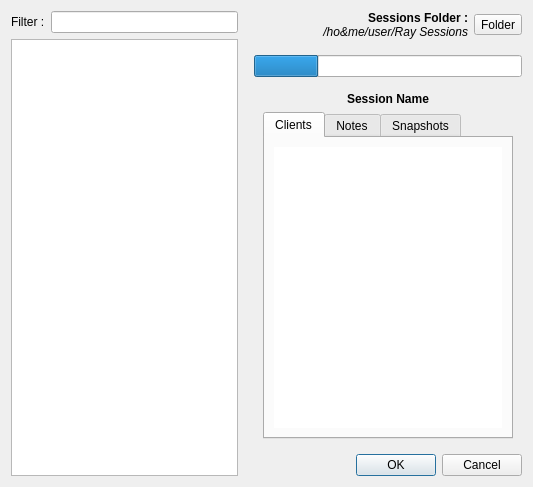
Houston4444/RaySession, file resources/ui/open_session.ui: the form before one commit.
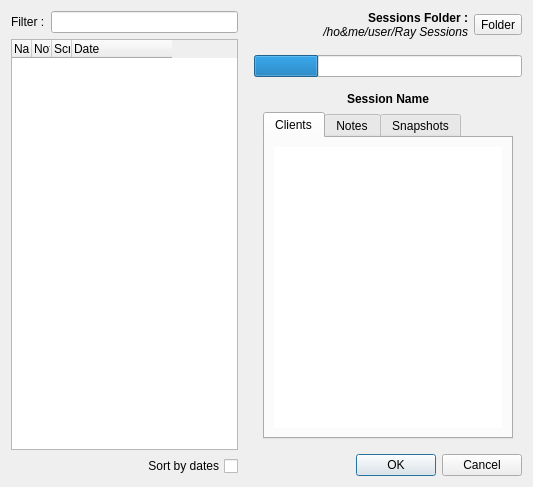
The form after the commit. Icons and pictures are not drawn. Custom widgets are drawn as their Qt base class.

Commit message: add 'sort by date' in open session dialog, prevent dummy session preview in case session thread is too late against server thread

```diff
--- a/resources/ui/open_session.ui
+++ b/resources/ui/open_session.ui
@@ -50,13 +50,13 @@
           <bool>false</bool>
          </property>
          <property name="headerHidden">
-          <bool>true</bool>
+          <bool>false</bool>
          </property>
          <property name="columnCount">
-          <number>3</number>
+          <number>4</number>
          </property>
          <attribute name="headerVisible">
-          <bool>false</bool>
+          <bool>true</bool>
          </attribute>
          <attribute name="headerDefaultSectionSize">
           <number>20</number>
@@ -69,19 +69,34 @@
          </attribute>
          <column>
           <property name="text">
-           <string notr="true">1</string>
+           <string>Name</string>
           </property>
          </column>
          <column>
           <property name="text">
-           <string notr="true">2</string>
+           <string notr="true">Notes</string>
           </property>
          </column>
          <column>
           <property name="text">
-           <string notr="true">3</string>
+           <string notr="true">Scripts</string>
           </property>
          </column>
+         <column>
+          <property name="text">
+           <string>Date</string>
+          </property>
+         </column>
+        </widget>
+       </item>
+       <item>
+        <widget class="QCheckBox" name="checkBoxShowDates">
+         <property name="layoutDirection">
+          <enum>Qt::RightToLeft</enum>
+         </property>
+         <property name="text">
+          <string>Sort by dates</string>
+         </property>
         </widget>
        </item>
       </layout>
```
The commit also changes 3 other files.
